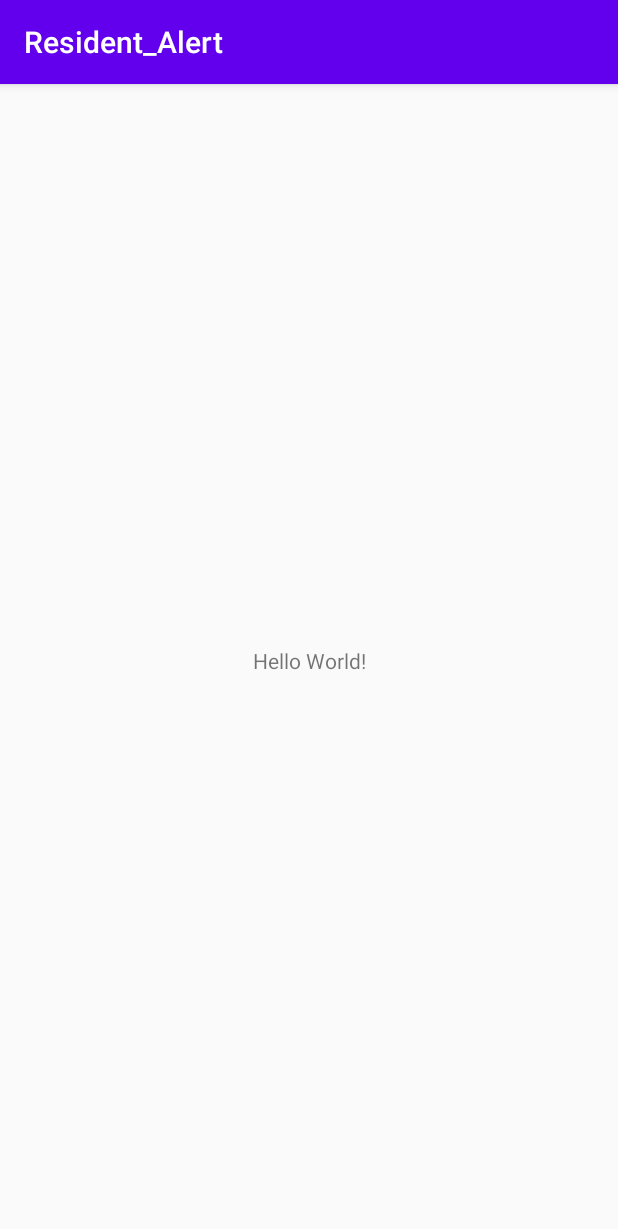
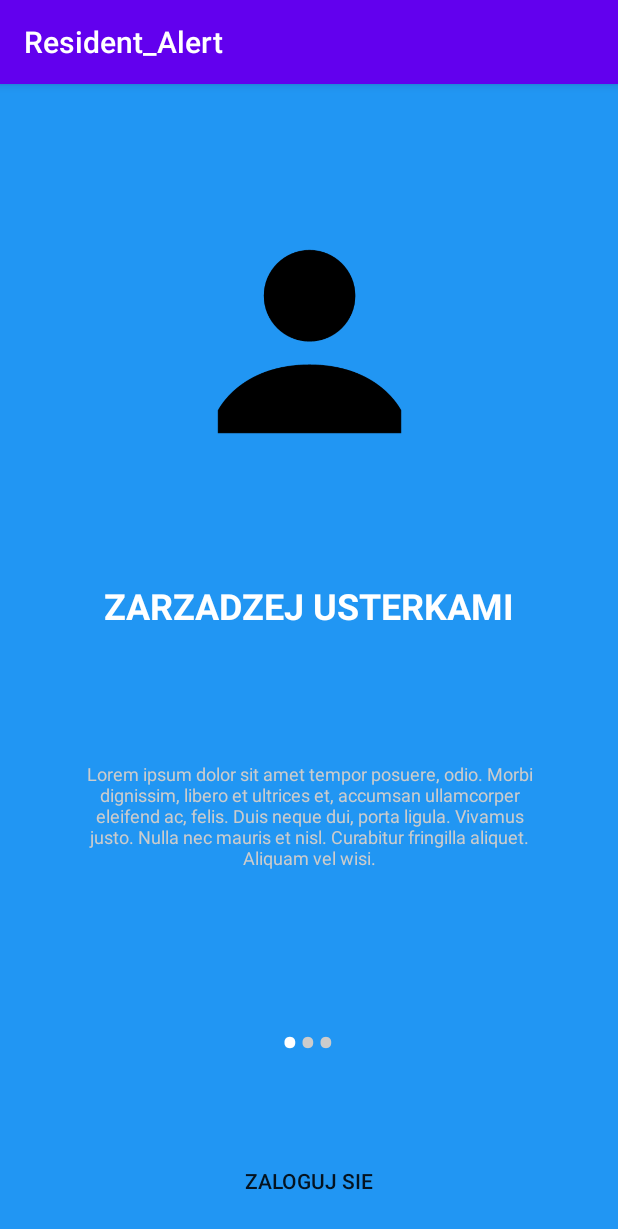
Before and after one commit to vegenative/Resident_Alert, an Android app: the screen it shows after launch (StartActivity), on a phone screen of 412 x 824 dp. Shown: the top 1229 px of the screen. Run offline under Robolectric (Android 15) with nearby library versions, the phone set to English and light mode, and no system bars.

Commit message:
Add Home UI first

```diff
--- /dev/null
+++ b/app/src/main/java/com/example/resident_alert/SliderAdapter.java
@@ -0,0 +1,80 @@
+package com.example.resident_alert;
+
+import android.content.Context;
+import android.view.LayoutInflater;
+import android.view.View;
+import android.view.ViewGroup;
+import android.widget.ImageView;
+import android.widget.RelativeLayout;
+import android.widget.TextView;
+
+import androidx.annotation.NonNull;
+import androidx.constraintlayout.widget.ConstraintLayout;
+import androidx.viewpager.widget.PagerAdapter;
+
+public class SliderAdapter extends PagerAdapter {
+
+    Context context;
+    LayoutInflater layoutInflater;
+
+    public SliderAdapter(Context context){
+
+        this.context = context;
+
+    }
+
+    public int[] slide_images = {
+            R.drawable.human,
+            R.drawable.hammer,
+            R.drawable.setting
+    };
+
+    public String[] slide_header = {
+            "Zarzadzej usterkami",
+            "Naprawa zostanie zgłoszona w 15 sekund",
+            "Sprawdź historie swoich zgłoszeń"
+    };
+
+    public String[] slide_description = {
+            "Lorem ipsum dolor sit amet tempor posuere, odio. Morbi dignissim, libero et ultrices et, accumsan ullamcorper eleifend ac, felis. Duis neque dui, porta ligula. Vivamus justo. Nulla nec mauris et nisl. Curabitur fringilla aliquet. Aliquam vel wisi.",
+            "Lorem ipsum dolor sit amet tempor posuere, odio. Morbi dignissim, libero et ultrices et, accumsan ullamcorper eleifend ac, felis. Duis neque dui, porta ligula. Vivamus justo. Nulla nec mauris et nisl. Curabitur fringilla aliquet. Aliquam vel wisi.",
+            "Lorem ipsum dolor sit amet tempor posuere, odio. Morbi dignissim, libero et ultrices et, accumsan ullamcorper eleifend ac, felis. Duis neque dui, porta ligula. Vivamus justo. Nulla nec mauris et nisl. Curabitur fringilla aliquet. Aliquam vel wisi."
+    };
+
+    @Override
+    public int getCount() {
+        return slide_header.length;
+    }
+
+    @Override
+    public boolean isViewFromObject(@NonNull View view, @NonNull Object object) {
+        return view == (ConstraintLayout) object;
+    }
+
+    @NonNull
+    @Override
+    public Object instantiateItem(@NonNull ViewGroup container, int position) {
+
+        layoutInflater = (LayoutInflater) context.getSystemService(context.LAYOUT_INFLATER_SERVICE);
+        View view = layoutInflater.inflate(R.layout.slide_layout,container,false);
+
+        ImageView slideImageView = (ImageView) view.findViewById(R.id.slide_image);
+        TextView slideHeader = (TextView) view.findViewById(R.id.slide_header);
+        TextView slideDescription = (TextView) view.findViewById(R.id.slide_description);
+
+        slideImageView.setImageResource(slide_images[position]);
+        slideHeader.setText(slide_header[position]);
+        slideDescription.setText(slide_description[position]);
+
+        container.addView(view);
+
+        return view;
+
+
+    };
+
+    @Override
+    public void destroyItem(@NonNull ViewGroup container, int position, @NonNull Object object) {
+        container.removeView((ConstraintLayout)object);
+    }
+}
--- a/app/src/main/java/com/example/resident_alert/StartActivity.java
+++ b/app/src/main/java/com/example/resident_alert/StartActivity.java
@@ -1,15 +1,99 @@
 package com.example.resident_alert;
 
 import androidx.appcompat.app.AppCompatActivity;
+import androidx.viewpager.widget.ViewPager;
 
+import android.content.Intent;
 import android.os.Bundle;
+import android.text.Html;
+import android.transition.Slide;
+import android.view.View;
+import android.widget.Button;
+import android.widget.LinearLayout;
+import android.widget.TextView;
 
 public class StartActivity extends AppCompatActivity {
+
+    private ViewPager mSlideViewPager;
+    private LinearLayout mDotLayout;
+
+    private TextView[] mDots;
+
+    private SliderAdapter sliderAdapter;
+
+    private Button mLogin;
 
     @Override
     protected void onCreate(Bundle savedInstanceState) {
         super.onCreate(savedInstanceState);
         setContentView(R.layout.activity_start);
+        mLogin = (Button) findViewById(R.id.loginButton);
+        mSlideViewPager = (ViewPager) findViewById(R.id.slideViewPager);
+        mDotLayout = (LinearLayout) findViewById(R.id.dotsLayout);
+
+
+
+        mLogin.setOnClickListener(new View.OnClickListener() {
+            @Override
+            public void onClick(View v) {
+                openLoginActivity();
+            }
+        });
+
+        sliderAdapter = new SliderAdapter(this);
+
+        mSlideViewPager.setAdapter(sliderAdapter);
+
+        addDotIndicator(0);
+
+        mSlideViewPager.addOnPageChangeListener(viewLister);
+
+
+
 
     }
+
+    public void openLoginActivity(){
+        Intent intent = new Intent(this, LoginActivity.class);
+        startActivity(intent);
+    }
+
+    public void addDotIndicator(int position){
+        mDotLayout.removeAllViews();
+        mDots = new TextView[3];
+
+        for(int i = 0; i < mDots.length; i++){
+
+            mDots[i] = new TextView(this);
+            mDots[i].setText(Html.fromHtml("&#8226;"));
+            mDots[i].setTextSize(35);
+            mDots[i].setTextColor(getResources().getColor(R.color.colorTransparentWhite));
+
+            mDotLayout.addView(mDots[i]);
+        }
+        if(mDots.length > 0){
+            mDots[position].setTextColor(getResources().getColor(R.color.colorWhite));
+        }
+
+    }
+
+    ViewPager.OnPageChangeListener viewLister = new ViewPager.OnPageChangeListener() {
+        @Override
+        public void onPageScrolled(int position, float positionOffset, int positionOffsetPixels) {
+
+        }
+
+        @Override
+        public void onPageSelected(int position) {
+            addDotIndicator(position);
+        }
+
+        @Override
+        public void onPageScrollStateChanged(int state) {
+
+        }
+    };
+
+
+
 }
--- a/app/src/main/res/layout/activity_start.xml
+++ b/app/src/main/res/layout/activity_start.xml
@@ -2,17 +2,46 @@
 <androidx.constraintlayout.widget.ConstraintLayout xmlns:android="http://schemas.android.com/apk/res/android"
     xmlns:app="http://schemas.android.com/apk/res-auto"
     xmlns:tools="http://schemas.android.com/tools"
+    android:id="@+id/login"
     android:layout_width="match_parent"
     android:layout_height="match_parent"
+    android:background="#2196F3"
     tools:context=".StartActivity">
 
-    <TextView
+    <androidx.viewpager.widget.ViewPager
+        android:id="@+id/slideViewPager"
+        android:layout_width="409dp"
+        android:layout_height="581dp"
+        app:layout_constraintEnd_toEndOf="parent"
+        app:layout_constraintStart_toStartOf="parent"
+        app:layout_constraintTop_toTopOf="parent">
+
+    </androidx.viewpager.widget.ViewPager>
+
+    <LinearLayout
+        android:id="@+id/dotsLayout"
         android:layout_width="wrap_content"
         android:layout_height="wrap_content"
-        android:text="Hello World!"
+        android:orientation="horizontal"
+        android:padding="20dp"
         app:layout_constraintBottom_toBottomOf="parent"
-        app:layout_constraintLeft_toLeftOf="parent"
-        app:layout_constraintRight_toRightOf="parent"
-        app:layout_constraintTop_toTopOf="parent" />
+        app:layout_constraintEnd_toEndOf="parent"
+        app:layout_constraintHorizontal_bias="0.498"
+        app:layout_constraintStart_toStartOf="parent"
+        app:layout_constraintTop_toBottomOf="@+id/slideViewPager"
+        app:layout_constraintVertical_bias="0.137">
+
+    </LinearLayout>
+
+    <Button
+        android:id="@+id/loginButton"
+        android:layout_width="198dp"
+        android:layout_height="50dp"
+        android:layout_marginTop="24dp"
+        android:background="@android:color/transparent"
+        android:text="Zaloguj sie"
+        app:layout_constraintEnd_toEndOf="parent"
+        app:layout_constraintStart_toStartOf="parent"
+        app:layout_constraintTop_toBottomOf="@+id/dotsLayout" />
 
 </androidx.constraintlayout.widget.ConstraintLayout>
--- /dev/null
+++ b/app/src/main/res/layout/slide_layout.xml
@@ -0,0 +1,48 @@
+<?xml version="1.0" encoding="utf-8"?>
+<androidx.constraintlayout.widget.ConstraintLayout xmlns:android="http://schemas.android.com/apk/res/android"
+    xmlns:app="http://schemas.android.com/apk/res-auto"
+    xmlns:tools="http://schemas.android.com/tools"
+    android:layout_width="match_parent"
+    android:layout_height="match_parent">
+
+    <ImageView
+        android:id="@+id/slide_image"
+        android:layout_width="183dp"
+        android:layout_height="183dp"
+        android:layout_marginTop="80dp"
+        app:layout_constraintEnd_toEndOf="parent"
+        app:layout_constraintStart_toStartOf="parent"
+        app:layout_constraintTop_toTopOf="parent"
+        app:srcCompat="@drawable/human" />
+
+    <TextView
+        android:id="@+id/slide_header"
+        android:layout_width="409dp"
+        android:layout_height="68dp"
+        android:layout_marginTop="68dp"
+        android:text="Code"
+        android:textAlignment="center"
+        android:textAllCaps="true"
+        android:textColor="@color/colorWhite"
+        android:textSize="24sp"
+        android:textStyle="bold"
+        app:layout_constraintEnd_toEndOf="parent"
+        app:layout_constraintStart_toStartOf="parent"
+        app:layout_constraintTop_toBottomOf="@+id/slide_image" />
+
+    <TextView
+        android:id="@+id/slide_description"
+        android:layout_width="313dp"
+        android:layout_height="107dp"
+        android:layout_marginTop="52dp"
+        android:autoText="false"
+        android:text="Lorem ipsum dolor sit amet tempor posuere, odio. Morbi dignissim, libero et ultrices et, accumsan ullamcorper eleifend ac, felis. Duis neque dui, porta ligula. Vivamus justo. Nulla nec mauris et nisl. Curabitur fringilla aliquet. Aliquam vel wisi."
+        android:textAlignment="center"
+        android:textAllCaps="false"
+        android:textColor="@color/colorTransparentWhite"
+        android:textIsSelectable="false"
+        android:textSize="12sp"
+        app:layout_constraintEnd_toEndOf="parent"
+        app:layout_constraintStart_toStartOf="parent"
+        app:layout_constraintTop_toBottomOf="@+id/slide_header" />
+</androidx.constraintlayout.widget.ConstraintLayout>
--- a/app/src/main/res/values/colors.xml
+++ b/app/src/main/res/values/colors.xml
@@ -3,4 +3,6 @@
     <color name="colorPrimary">#6200EE</color>
     <color name="colorPrimaryDark">#3700B3</color>
     <color name="colorAccent">#03DAC5</color>
+    <color name="colorWhite">#FFFFFF</color>
+    <color name="colorTransparentWhite">#CCCCCC</color>
 </resources>
```
Also changed, not shown: app/src/main/res/drawable-v24/hammer.png (added), app/src/main/res/drawable-v24/human.png (added), app/src/main/res/drawable-v24/setting.png (added).
